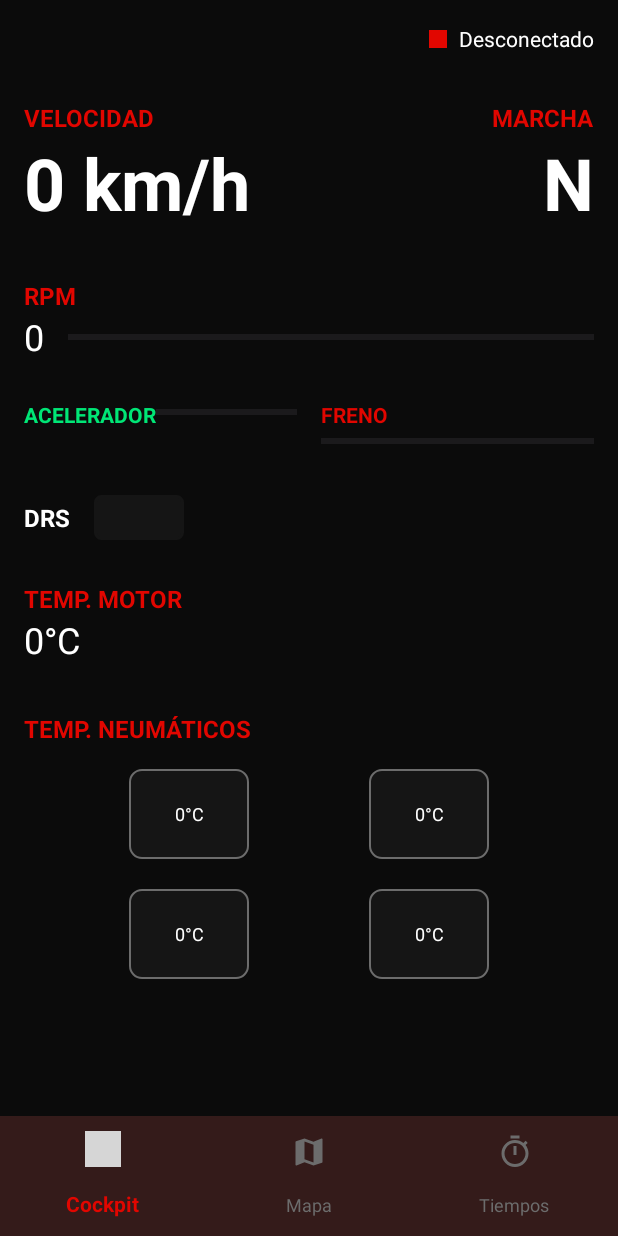
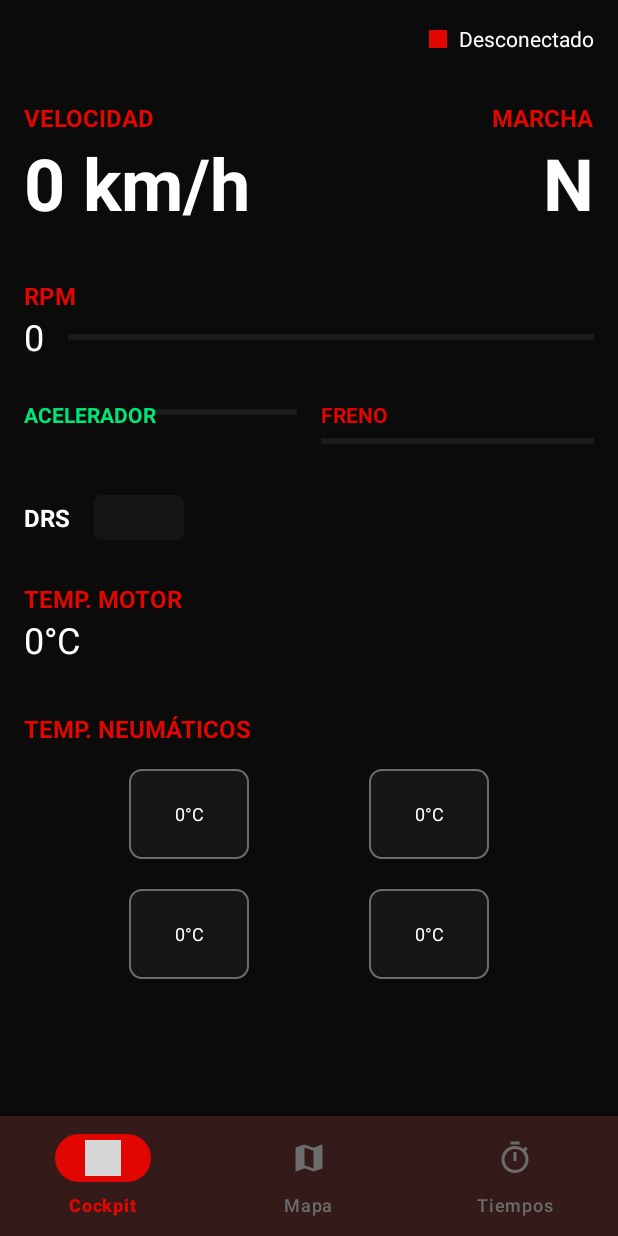
Before and after one commit to zKraic/F1-Telemetry-APP-GAME, an Android app: the screen it shows after launch (MainActivity), on a phone screen of 412 x 824 dp. Run offline under Robolectric (Android 15) with nearby library versions, the phone set to English and light mode, and no system bars; our stand-ins replace navigation-ui; grey boxes are pictures that could not be loaded.

Commit message:
Add missing bottom navigation styles and active indicator

```diff
--- a/TelemetryF1App/app/src/main/res/values/themes.xml
+++ b/TelemetryF1App/app/src/main/res/values/themes.xml
@@ -109,6 +109,26 @@
         <item name="elevation">8dp</item>
     </style>
 
+    <!-- Bottom Navigation Text Styles -->
+    <style name="F1BottomNavTextActive" parent="TextAppearance.Material3.LabelMedium">
+        <item name="android:textColor">@color/f1_red</item>
+        <item name="android:fontFamily">sans-serif-medium</item>
+        <item name="android:textSize">12sp</item>
+    </style>
+
+    <style name="F1BottomNavTextInactive" parent="TextAppearance.Material3.LabelMedium">
+        <item name="android:textColor">@color/f1_gray</item>
+        <item name="android:fontFamily">sans-serif</item>
+        <item name="android:textSize">12sp</item>
+    </style>
+
+    <!-- Active Indicator Style -->
+    <style name="F1ActiveIndicator" parent="Widget.Material3.BottomNavigationView.ActiveIndicator">
+        <item name="android:color">@color/f1_red</item>
+        <item name="android:width">64dp</item>
+        <item name="android:height">32dp</item>
+    </style>
+
     <!-- Text styles for telemetry data -->
     <style name="F1TelemetryValue">
         <item name="android:textSize">48sp</item>
@@ -137,4 +157,23 @@
         <item name="android:fontFamily">sans-serif-medium</item>
         <item name="android:textAllCaps">true</item>
     </style>
+
+    <!-- Status Indicator Styles -->
+    <style name="F1StatusIndicator">
+        <item name="android:layout_width">12dp</item>
+        <item name="android:layout_height">12dp</item>
+        <item name="android:background">@drawable/circle_indicator</item>
+    </style>
+
+    <!-- Card Content Styles -->
+    <style name="F1CardTitle" parent="F1TextAppearance.Title.Large">
+        <item name="android:textSize">18sp</item>
+        <item name="android:layout_marginBottom">8dp</item>
+    </style>
+
+    <style name="F1CardSubtitle">
+        <item name="android:textSize">14sp</item>
+        <item name="android:textColor">@color/f1_gray</item>
+        <item name="android:fontFamily">sans-serif</item>
+    </style>
 </resources>
```
